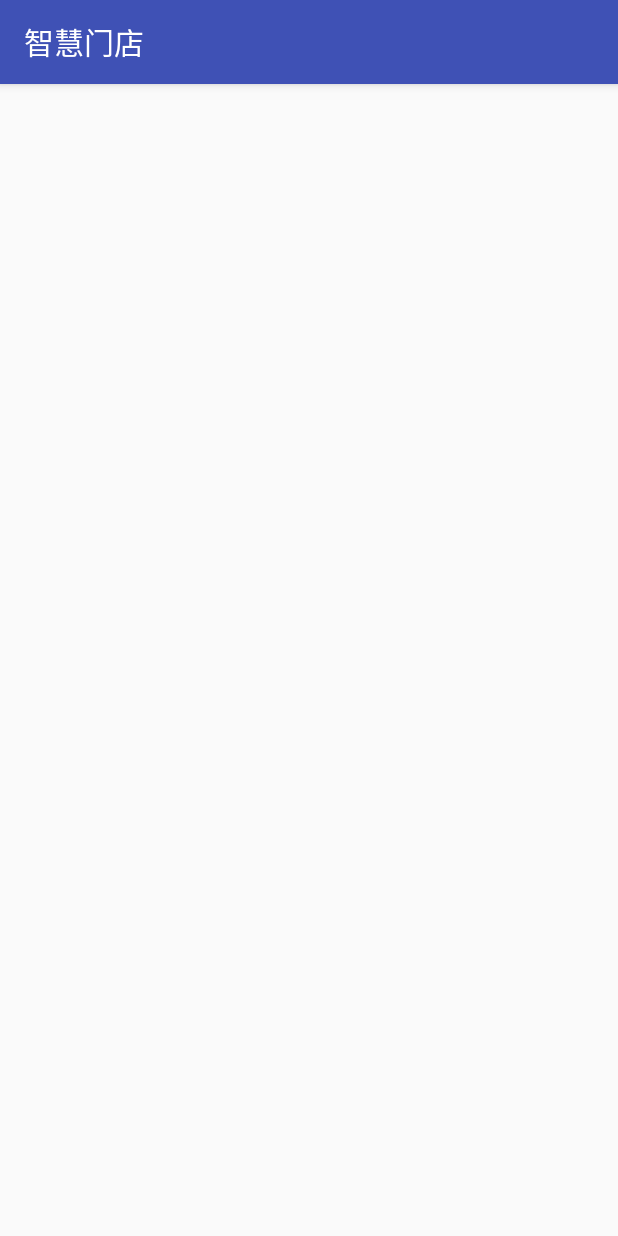
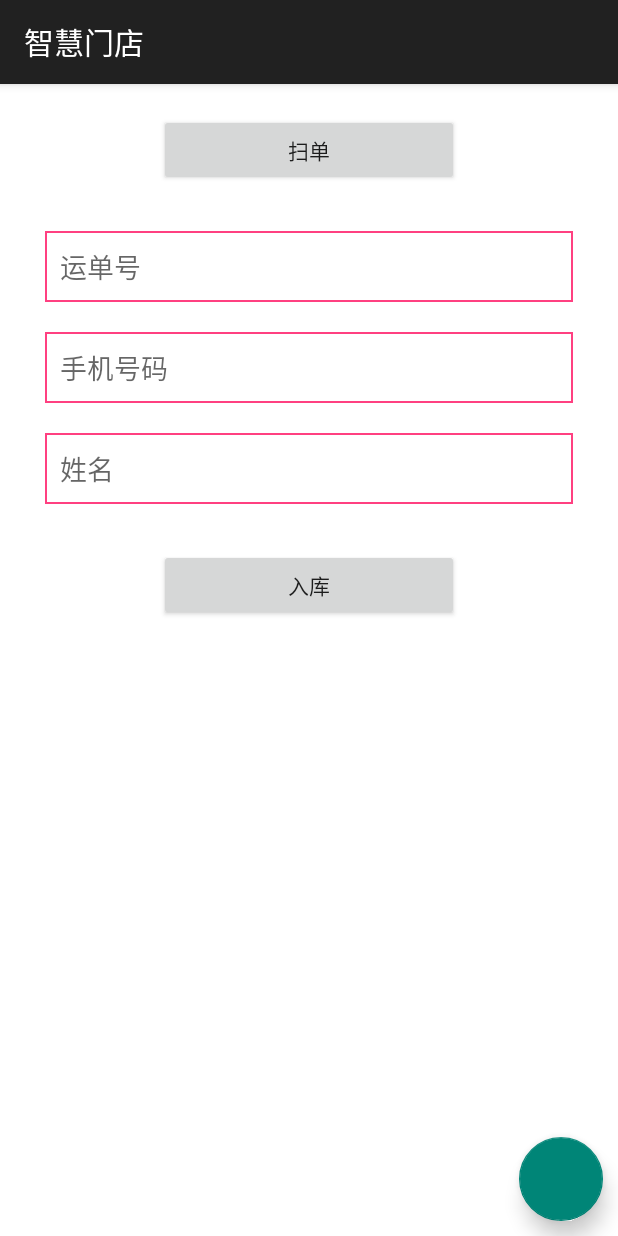
Before and after one commit to BetterZhang/KuaiShou, an Android app: the screen it shows after launch (MainActivity2), on a phone screen of 412 x 824 dp. Run offline under Robolectric (Android 15) with nearby library versions, the phone set to English and light mode, and no system bars.

Commit message:
实现扫描功能

```diff
--- a/app/src/main/java/com/anshi/kuaishou/activity/MainActivity2.java
+++ b/app/src/main/java/com/anshi/kuaishou/activity/MainActivity2.java
@@ -1,15 +1,23 @@
 package com.anshi.kuaishou.activity;
 
+import android.content.Intent;
 import android.os.Bundle;
 import android.support.v7.app.AppCompatActivity;
 import android.view.View;
+import android.widget.Button;
+import android.widget.EditText;
 import com.anshi.kuaishou.R;
-import okhttp3.RequestBody;
+import com.anshi.kuaishou.domain.MailAnalysisResult;
 
 public class MainActivity2 extends AppCompatActivity implements View.OnClickListener {
 
     private static final String TAG = "MainActivity2";
 
+    Button btn_scan;
+    Button btn_store;
+    EditText et_num;
+    EditText et_phone;
+    EditText et_name;
 
     @Override
     protected void onCreate(Bundle savedInstanceState) {
@@ -21,22 +29,48 @@ public class MainActivity2 extends AppCompatActivity implements View.OnClickList
     }
 
     private void initView() {
-
+        btn_scan = findViewById(R.id.btn_scan);
+        btn_store = findViewById(R.id.btn_store);
+        et_num = findViewById(R.id.et_num);
+        et_phone = findViewById(R.id.et_phone);
+        et_name = findViewById(R.id.et_name);
     }
 
     private void initListener() {
-    }
-
-
-    private void loadData(RequestBody body) {
-
+        btn_scan.setOnClickListener(this);
+        btn_store.setOnClickListener(this);
     }
 
     @Override
     public void onClick(View v) {
         switch (v.getId()) {
-
+            case R.id.btn_scan:
+                gotoScanActivity();
+                break;
+            case R.id.btn_store:
+                break;
+            default:
+                break;
         }
     }
 
+    private void gotoScanActivity() {
+        Intent intent = new Intent(MainActivity2.this, ScannerActivity.class);
+        startActivityForResult(intent, 1000);
+    }
+
+    @Override
+    protected void onActivityResult(int requestCode, int resultCode, Intent data) {
+        super.onActivityResult(requestCode, resultCode, data);
+        if (resultCode == RESULT_OK) {
+            if (requestCode == 1000) {
+                MailAnalysisResult result = (MailAnalysisResult) data.getExtras().get("result");
+                if (result == null)
+                    return;
+                et_num.setText(result.getMailNo());
+                et_phone.setText(result.getRecipientPhone());
+                et_name.setText(result.getRecipientName());
+            }
+        }
+    }
 }
--- a/app/src/main/java/com/anshi/kuaishou/domain/MailAnalysisResult.java
+++ b/app/src/main/java/com/anshi/kuaishou/domain/MailAnalysisResult.java
@@ -1,6 +1,8 @@
 package com.anshi.kuaishou.domain;
 
-public class MailAnalysisResult {
+import java.io.Serializable;
+
+public class MailAnalysisResult implements Serializable {
 
     /** 解析成功. */
     public static final int SUCCESS = 200;
--- /dev/null
+++ b/app/src/main/res/drawable/shape_edit_text.xml
@@ -0,0 +1,14 @@
+<?xml version="1.0" encoding="utf-8"?>
+<shape xmlns:android="http://schemas.android.com/apk/res/android">
+
+    <solid android:color="@color/white"></solid>
+
+    <stroke android:color="@color/colorAccent"
+            android:width="1dp"></stroke>
+
+    <padding android:left="10dp"
+             android:right="10dp"
+             android:top="10dp"
+             android:bottom="10dp"></padding>
+
+</shape>
--- a/app/src/main/res/layout/activity_main2.xml
+++ b/app/src/main/res/layout/activity_main2.xml
@@ -1,12 +1,83 @@
 <?xml version="1.0" encoding="utf-8"?>
-<LinearLayout
+<android.support.constraint.ConstraintLayout
     xmlns:android="http://schemas.android.com/apk/res/android"
+    xmlns:app="http://schemas.android.com/apk/res-auto"
     xmlns:tools="http://schemas.android.com/tools"
     android:layout_width="match_parent"
     android:layout_height="match_parent"
-    android:orientation="vertical"
-    tools:context=".activity.MainActivity">
+    tools:context=".activity.MainActivity"
+    android:background="@color/white"
+    android:focusable="true"
+    android:focusableInTouchMode="true">
 
+    <Button
+        android:id="@+id/btn_scan"
+        android:layout_width="200dp"
+        android:layout_height="wrap_content"
+        app:layout_constraintLeft_toLeftOf="parent"
+        app:layout_constraintRight_toRightOf="parent"
+        app:layout_constraintTop_toTopOf="parent"
+        android:layout_marginTop="20dp"
+        android:text="扫单"/>
 
+    <EditText
+        android:id="@+id/et_num"
+        android:layout_width="match_parent"
+        android:layout_height="wrap_content"
+        android:background="@drawable/shape_edit_text"
+        app:layout_constraintLeft_toLeftOf="parent"
+        app:layout_constraintRight_toRightOf="parent"
+        app:layout_constraintTop_toBottomOf="@+id/btn_scan"
+        android:layout_marginLeft="30dp"
+        android:layout_marginRight="30dp"
+        android:layout_marginTop="30dp"
+        android:hint="运单号"/>
 
-</LinearLayout>
+    <EditText
+        android:id="@+id/et_phone"
+        android:layout_width="match_parent"
+        android:layout_height="wrap_content"
+        android:background="@drawable/shape_edit_text"
+        app:layout_constraintLeft_toLeftOf="parent"
+        app:layout_constraintRight_toRightOf="parent"
+        app:layout_constraintTop_toBottomOf="@+id/et_num"
+        android:layout_marginLeft="30dp"
+        android:layout_marginRight="30dp"
+        android:layout_marginTop="20dp"
+        android:hint="手机号码"/>
+
+    <EditText
+        android:id="@+id/et_name"
+        android:layout_width="match_parent"
+        android:layout_height="wrap_content"
+        android:background="@drawable/shape_edit_text"
+        app:layout_constraintLeft_toLeftOf="parent"
+        app:layout_constraintRight_toRightOf="parent"
+        app:layout_constraintTop_toBottomOf="@+id/et_phone"
+        android:layout_marginLeft="30dp"
+        android:layout_marginRight="30dp"
+        android:layout_marginTop="20dp"
+        android:hint="姓名"/>
+
+    <Button
+        android:id="@+id/btn_store"
+        android:layout_width="200dp"
+        android:layout_height="wrap_content"
+        app:layout_constraintLeft_toLeftOf="parent"
+        app:layout_constraintRight_toRightOf="parent"
+        app:layout_constraintTop_toBottomOf="@+id/et_name"
+        android:layout_marginTop="30dp"
+        android:layout_marginBottom="20dp"
+        android:text="入库"/>
+
+    <android.support.design.widget.FloatingActionButton
+        android:id="@+id/fab"
+        android:layout_width="wrap_content"
+        android:layout_height="wrap_content"
+        app:layout_constraintRight_toRightOf="parent"
+        app:layout_constraintBottom_toBottomOf="parent"
+        android:layout_marginBottom="10dp"
+        android:layout_marginRight="10dp"
+        app:elevation="8dp"/>
+
+</android.support.constraint.ConstraintLayout>
```
Also changed, not shown: app/build.gradle (+4 -3 lines), app/src/main/AndroidManifest.xml (+2 -5 lines), app/src/main/java/com/anshi/kuaishou/activity/ScannerActivity.java (+7 -5 lines), app/src/main/res/layout/activity_scanner.xml (+6 -5 lines).
